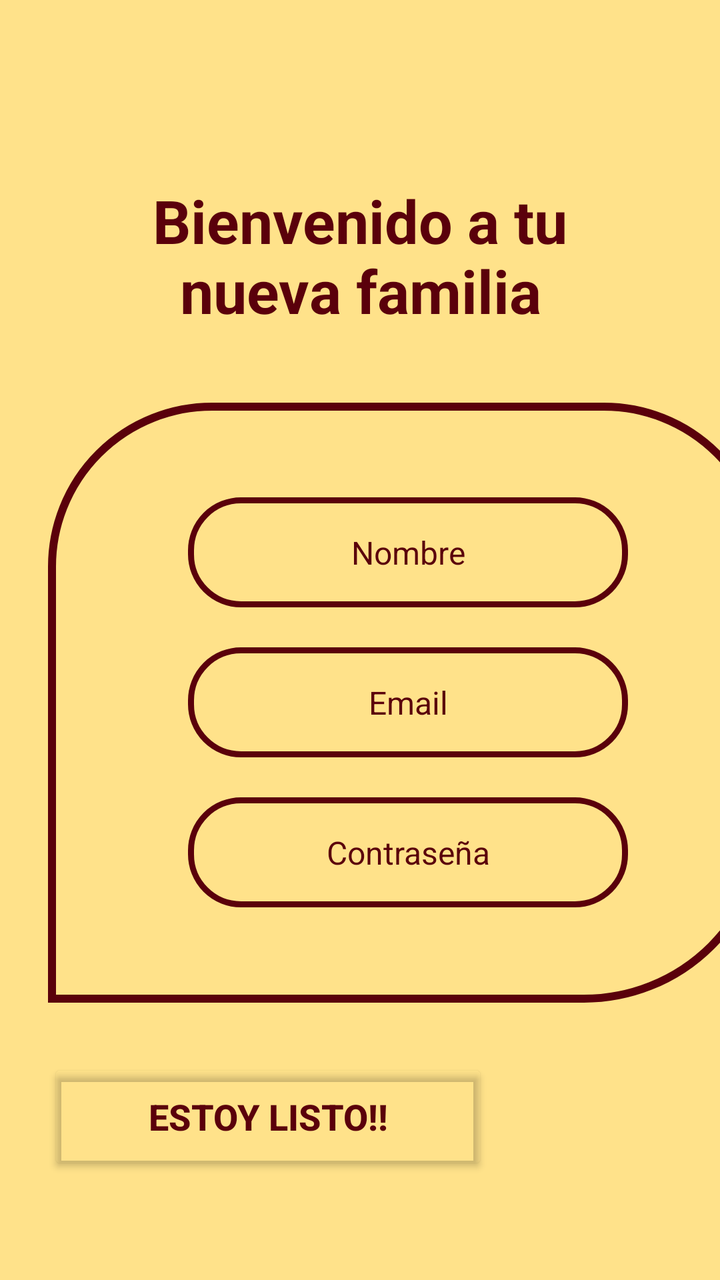
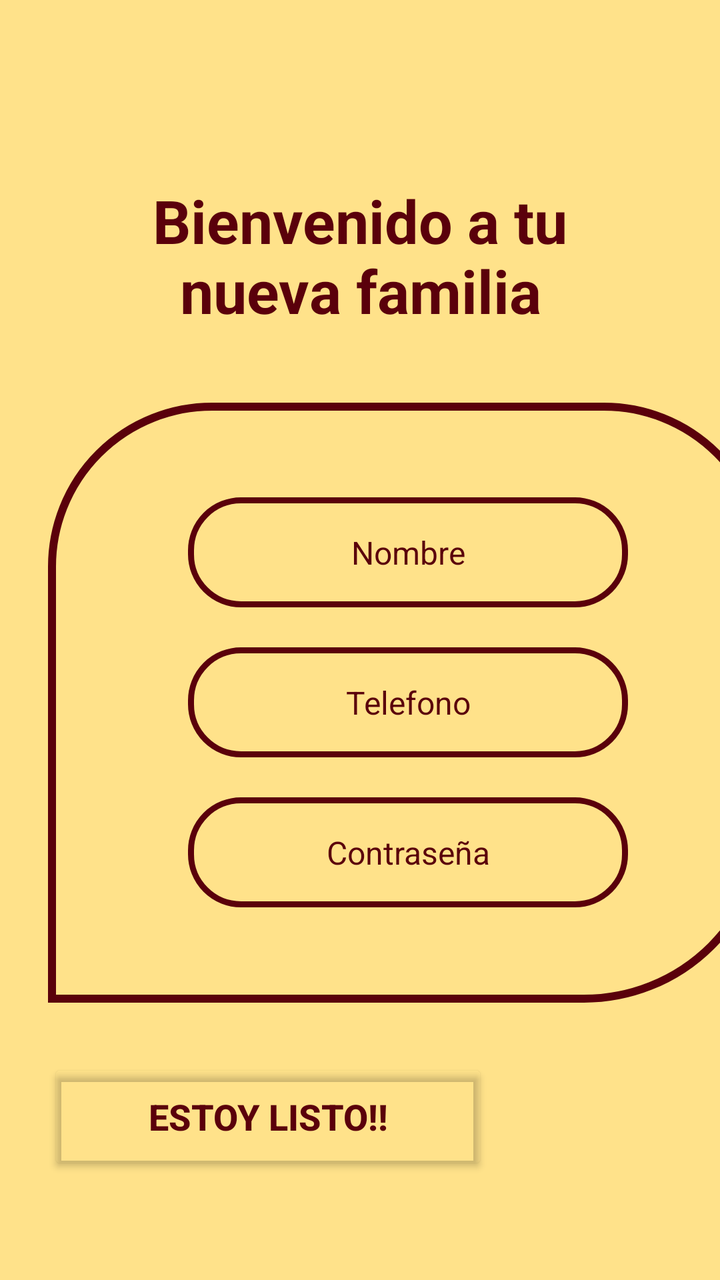

Before-and-after screenshots of an Android layout around one commit, followed by the original layout XML and the change that was made.
<!-- AndroidManifest.xml: application theme Theme.AnimalesAdopcion -->
<!-- res/layout/fragment_registro.xml -->
<?xml version="1.0" encoding="utf-8"?>
<androidx.constraintlayout.widget.ConstraintLayout
    xmlns:android="http://schemas.android.com/apk/res/android"
    xmlns:app="http://schemas.android.com/apk/res-auto"
    android:layout_width="match_parent"
    android:layout_height="match_parent"
    android:background="#FFE28A">


    <TextView
        android:id="@+id/txtTituloRegistro"
        android:layout_width="wrap_content"
        android:layout_height="wrap_content"
        android:text="Bienvenido a tu\nnueva familia"
        android:textColor="#5A000B"
        android:textSize="30sp"
        android:textStyle="bold"
        android:gravity="center"
        android:layout_marginTop="90dp"
        app:layout_constraintTop_toTopOf="parent"
        app:layout_constraintStart_toStartOf="parent"
        app:layout_constraintEnd_toEndOf="parent" />

    <LinearLayout
        android:id="@+id/contenedorRegistro"
        android:layout_width="360dp"
        android:layout_height="300dp"
        android:layout_marginStart="24dp"
        android:layout_marginTop="36dp"
        android:background="@drawable/fondo_formulario"
        android:gravity="center"
        android:orientation="vertical"
        android:padding="30dp"
        app:layout_constraintStart_toStartOf="parent"
        app:layout_constraintTop_toBottomOf="@id/txtTituloRegistro">

        <EditText
            android:id="@+id/edtNombreRegistro"
            android:layout_width="220dp"
            android:layout_height="55dp"
            android:background="@drawable/fondo_input"
            android:gravity="center"
            android:hint="Nombre"
            android:textColor="#5A000B"
            android:textColorHint="#5A000B"
            android:textSize="16sp" />

        <EditText
            android:id="@+id/edtEmailRegistro"
            android:layout_width="220dp"
            android:layout_height="55dp"
            android:layout_marginTop="20dp"
            android:background="@drawable/fondo_input"
            android:gravity="center"
            android:hint="Email"
            android:inputType="textEmailAddress"
            android:textColor="#5A000B"
            android:textColorHint="#5A000B"
            android:textSize="16sp" />

        <EditText
            android:id="@+id/edtPasswordRegistro"
            android:layout_width="220dp"
            android:layout_height="55dp"
            android:layout_marginTop="20dp"
            android:background="@drawable/fondo_input"
            android:gravity="center"
            android:hint="Contraseña"
            android:inputType="textPassword"
            android:textColor="#5A000B"
            android:textColorHint="#5A000B"
            android:textSize="16sp" />

    </LinearLayout>

    <Button
        android:id="@+id/btnEstoyListo"
        android:layout_width="220dp"
        android:layout_height="58dp"
        android:layout_marginStart="24dp"
        android:layout_marginTop="28dp"
        android:backgroundTint="@android:color/transparent"
        android:text="Estoy listo!!"
        android:textColor="#5A000B"
        android:textSize="18sp"
        android:textStyle="bold"
        app:cornerRadius="30dp"
        app:layout_constraintStart_toStartOf="parent"
        app:layout_constraintTop_toBottomOf="@id/contenedorRegistro"
        app:strokeColor="#5A000B"
        app:strokeWidth="4dp" />

</androidx.constraintlayout.widget.ConstraintLayout>
<!-- resources referenced by this layout -->
<resources>
  <!-- drawable fondo_formulario (drawable) -->
  <shape xmlns:android="http://schemas.android.com/apk/res/android">
      <solid android:color="@android:color/transparent" />
      <stroke
          android:width="4dp"
          android:color="#5A000B" />
      <corners
          android:topLeftRadius="80dp"
          android:topRightRadius="80dp"
          android:bottomLeftRadius="0dp"
          android:bottomRightRadius="90dp" />
  </shape>
  <!-- drawable fondo_input (drawable) -->
  <shape xmlns:android="http://schemas.android.com/apk/res/android">
      <solid android:color="#FFE28A" />
      <stroke
          android:width="3dp"
          android:color="#5A000B" />
      <corners android:radius="25dp" />
  </shape>
  <style name="Theme.AnimalesAdopcion" parent="Base.Theme.AnimalesAdopcion" />
  <style name="Base.Theme.AnimalesAdopcion" parent="Theme.Material3.DayNight.NoActionBar">
          
          
      </style>
</resources>

<!-- the commit's change to res/layout/fragment_registro.xml (unified diff, before → after) -->
@@ -52,7 +52,7 @@
             android:layout_marginTop="20dp"
             android:background="@drawable/fondo_input"
             android:gravity="center"
-            android:hint="Email"
+            android:hint="Telefono"
             android:inputType="textEmailAddress"
             android:textColor="#5A000B"
             android:textColorHint="#5A000B"
